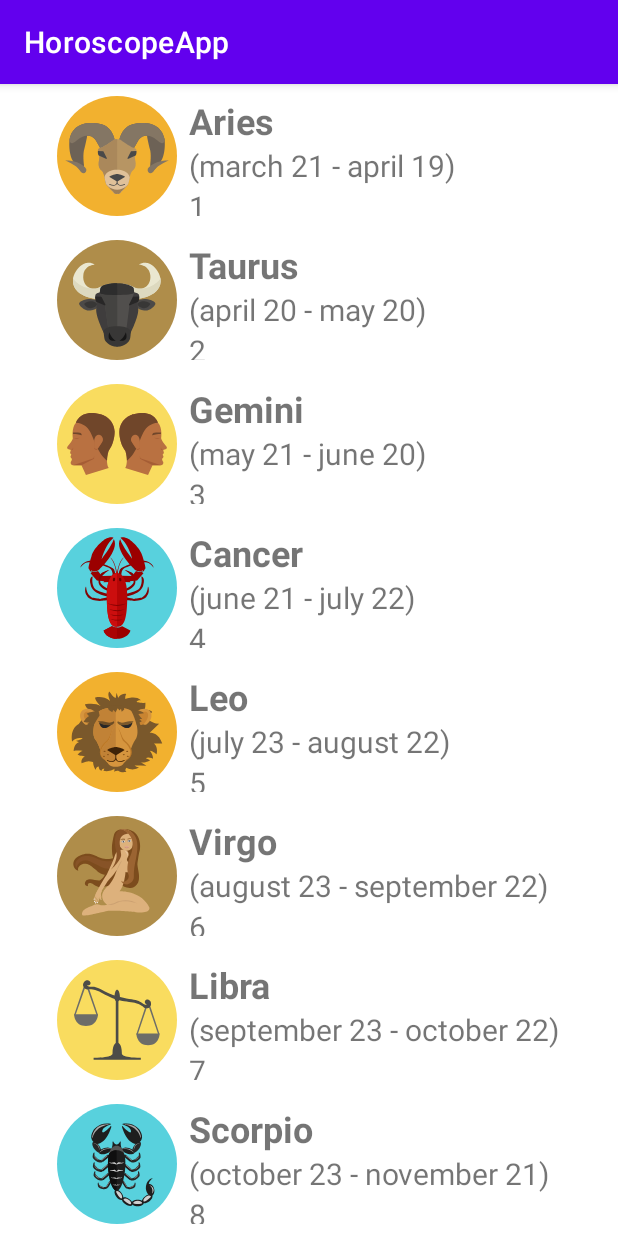
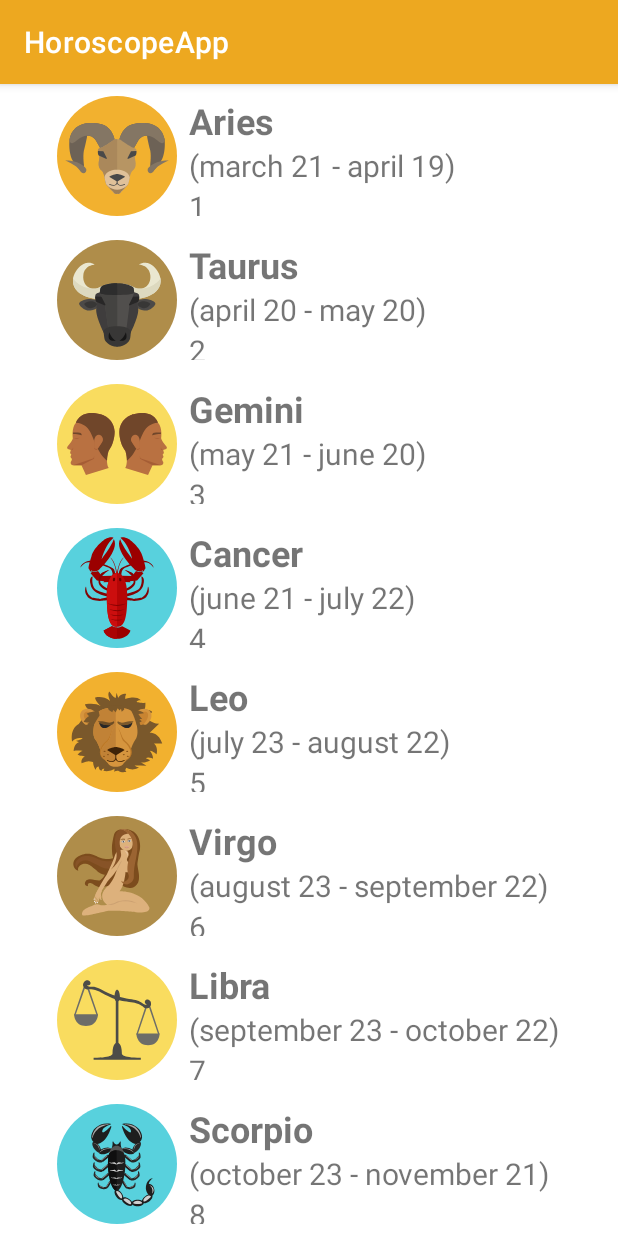
Before and after one commit to raulfl1982ndrd/HoroscopeApp, an Android app: the screen it shows after launch (MainActivity), on a phone screen of 412 x 824 dp. Run offline under Robolectric (Android 15) with nearby library versions, the phone set to English and light mode, and no system bars.

```diff
--- /dev/null
+++ b/app/src/main/java/com/example/horoscopeapp/HoroscopeProvider.kt
@@ -0,0 +1,27 @@
+package com.example.horoscopeapp
+
+class HoroscopeProvider {
+    companion object{
+        private val horoscopesList: List<Horoscope> = listOf(
+            Horoscope("aries","Aries",R.drawable.aries,R.string.date_aries,"1"),
+            Horoscope("taurus","Taurus",R.drawable.taurus,R.string.date_taurus,"2"),
+            Horoscope("gemini","Gemini",R.drawable.gemini,R.string.date_gemini,"3"),
+            Horoscope("cancer","Cancer",R.drawable.cancer,R.string.date_cancer,"4"),
+            Horoscope("leo","Leo",R.drawable.leo,R.string.date_leo,"5"),
+            Horoscope("virgo","Virgo",R.drawable.virgo,R.string.date_virgo,"6"),
+            Horoscope("libra","Libra",R.drawable.libra,R.string.date_libra,"7"),
+            Horoscope("scorpio","Scorpio", R.drawable.scorpio,R.string.date_scorpio,"8"),
+            Horoscope("sagittarius","Sagittarius",R.drawable.sagittarius,R.string.date_sagittarius,"9"),
+            Horoscope("capricorn","Capricorn",R.drawable.capricornus,R.string.date_capricorn,"10"),
+            Horoscope("aquarius","Aquarius",R.drawable.aquarius,R.string.date_aquarius,"11"),
+            Horoscope("pisces","Pisces",R.drawable.pisces,R.string.date_pisces,"12")
+        )
+        fun findAll():List<Horoscope>{
+            return horoscopesList
+        }
+
+        fun findById(id:String):Horoscope?{
+            return horoscopesList.find{it.id == id }
+        }
+    }
+}
--- a/app/src/main/java/com/example/horoscopeapp/MainActivity.kt
+++ b/app/src/main/java/com/example/horoscopeapp/MainActivity.kt
@@ -13,20 +13,7 @@ import androidx.recyclerview.widget.RecyclerView
 
 class MainActivity : AppCompatActivity() {
 
-    val horoscopesList: List<Horoscope> = listOf(
-        Horoscope("aries","Aries",R.drawable.aries,R.string.date_aries,"1"),
-        Horoscope("taurus","Taurus",R.drawable.taurus,R.string.date_taurus,"2"),
-        Horoscope("gemini","Gemini",R.drawable.gemini,R.string.date_gemini,"3"),
-        Horoscope("cancer","Cancer",R.drawable.cancer,R.string.date_cancer,"4"),
-        Horoscope("leo","Leo",R.drawable.leo,R.string.date_leo,"5"),
-        Horoscope("virgo","Virgo",R.drawable.virgo,R.string.date_virgo,"6"),
-        Horoscope("libra","Libra",R.drawable.libra,R.string.date_libra,"7"),
-        Horoscope("scorpio","Scorpio", R.drawable.scorpio,R.string.date_scorpio,"8"),
-        Horoscope("sagittarius","Sagittarius",R.drawable.sagittarius,R.string.date_sagittarius,"9"),
-        Horoscope("capricorn","Capricorn",R.drawable.capricornus,R.string.date_capricorn,"10"),
-        Horoscope("aquarius","Aquarius",R.drawable.aquarius,R.string.date_aquarius,"11"),
-        Horoscope("pisces","Pisces",R.drawable.pisces,R.string.date_pisces,"12")
-    )
+    lateinit var horoscopesList: List<Horoscope>
 
     lateinit var recyclerView: RecyclerView
     override fun onCreate(savedInstanceState: Bundle?) {
@@ -42,6 +29,10 @@ class MainActivity : AppCompatActivity() {
             insets
         }
          */
+        //Utilizo la función de la clase horoscope provider para recuperar la lista
+        // de horoscopes de la clase horosocope provider
+        horoscopesList = HoroscopeProvider.findAll()
+
         for (horoscope in horoscopesList){
             Log.i("HOROSCOPE",horoscope.name)
         }
--- /dev/null
+++ b/app/src/main/res/drawable/ic_next.xml
@@ -0,0 +1,5 @@
+<vector android:autoMirrored="true" android:height="24dp"
+    android:tint="#FFFFFF" android:viewportHeight="24"
+    android:viewportWidth="24" android:width="24dp" xmlns:android="http://schemas.android.com/apk/res/android">
+    <path android:fillColor="@android:color/white" android:pathData="M6.23,20.23l1.77,1.77l10,-10l-10,-10l-1.77,1.77l8.23,8.23z"/>
+</vector>
--- /dev/null
+++ b/app/src/main/res/drawable/ic_prev.xml
@@ -0,0 +1,5 @@
+<vector android:autoMirrored="true" android:height="24dp"
+    android:tint="#FFFFFF" android:viewportHeight="24"
+    android:viewportWidth="24" android:width="24dp" xmlns:android="http://schemas.android.com/apk/res/android">
+    <path android:fillColor="@android:color/white" android:pathData="M11.67,3.87L9.9,2.1 0,12l9.9,9.9 1.77,-1.77L3.54,12z"/>
+</vector>
--- a/app/src/main/res/values/colors.xml
+++ b/app/src/main/res/values/colors.xml
@@ -1,10 +1,13 @@
 <?xml version="1.0" encoding="utf-8"?>
 <resources>
-    <color name="purple_200">#FFBB86FC</color>
-    <color name="purple_500">#FF6200EE</color>
-    <color name="purple_700">#FF3700B3</color>
-    <color name="teal_200">#FF03DAC5</color>
-    <color name="teal_700">#FF018786</color>
+    <color name="purple_200">#E9D66A</color>
+    <color name="purple_500">#EDA820</color>
+    <color name="purple_700">#B7837D</color>
+    <color name="teal_200">#49A6FF</color>
+    <color name="teal_700">#2E74D1</color>
     <color name="black">#FF000000</color>
     <color name="white">#FFFFFFFF</color>
+    <color name="disabled">#808A8A8A</color>
+    <color name="transparent">#00000000</color>
+    <color name="background">#80E9D66A</color>
 </resources>
```
Also changed, not shown: app/src/main/java/com/example/horoscopeapp/DetailActivity.kt (+13 -4 lines), app/src/main/res/layout/activity_detail.xml (+75 -6 lines), app/src/main/res/values/strings.xml (+8 -0 lines).
